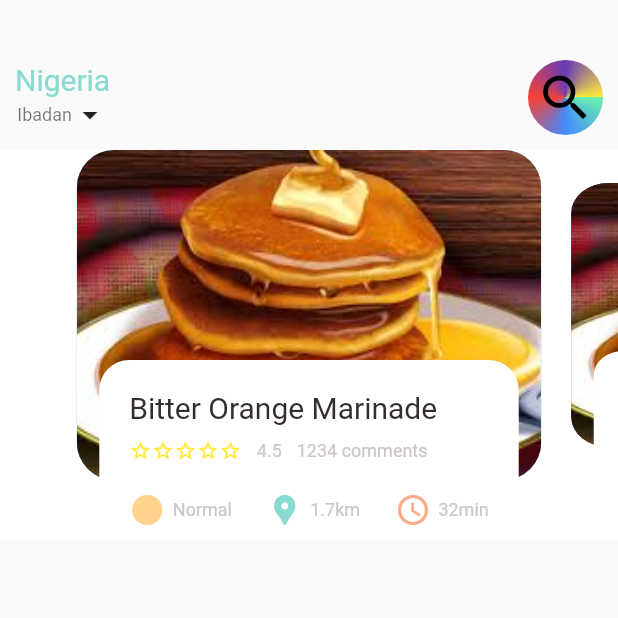
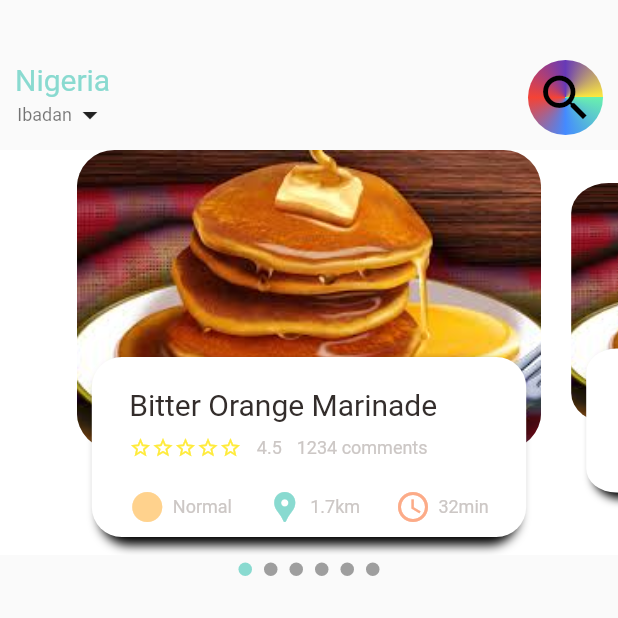
Before and after one commit to zulayqoh/Food-Delivery-App, a Flutter app: the screen it shows after launch, on a phone screen of 412 x 824 dp, the top half of it. Run offline on Flutter 3.47's test engine with Material 2 defaults, Android fonts, the phone set to English and light mode, and no system bars; drawn by our look-alikes of smooth_page_indicator.

Commit message:
Added box shadow and dot indicator

```diff
--- a/lib/home/food_page_body.dart
+++ b/lib/home/food_page_body.dart
@@ -3,6 +3,7 @@ import 'package:food_delivery/utils/colors.dart';
 import 'package:food_delivery/widgets/big_text.dart';
 import 'package:food_delivery/widgets/icon_text_widget.dart';
 import 'package:food_delivery/widgets/small_text.dart';
+import 'package:smooth_page_indicator/smooth_page_indicator.dart';
 
 class FoodPageBody extends StatefulWidget {
   const FoodPageBody({Key? key}) : super(key: key);
@@ -31,9 +32,11 @@ class _FoodPageBodyState extends State<FoodPageBody> {
 
   @override
   Widget build(BuildContext context) {
-    return Container(
+    return Column(
+      children: [
+        Container(
           color: Colors.white,
-      height: 260,
+          height: 270,
           child: PageView.builder(
               controller: pageController,
               itemBuilder: (context, index) {
@@ -41,6 +44,26 @@ class _FoodPageBodyState extends State<FoodPageBody> {
                   index,
                 );
               }),
+        ),
+        const SizedBox(height: 5),
+        SmoothPageIndicator(
+          controller: pageController,
+          // PageController
+          count: 6,
+          // forcing the indicator to use a specific direction
+          textDirection: TextDirection.ltr,
+          effect: const WormEffect(
+              dotHeight: 9,
+              dotWidth: 9,
+              type: WormType.thin,
+              activeDotColor: AppColor.mainColor,
+              // strokeWidth: 5,
+          ),
+          onDotClicked: (index) {
+           print(index);
+          },
+        ),
+      ],
     );
   }
 
@@ -72,11 +95,10 @@ class _FoodPageBodyState extends State<FoodPageBody> {
       child: Stack(
         children: [
           Container(
-            height: 220,
+            height: 200,
             margin: const EdgeInsets.symmetric(horizontal: 10),
             decoration: BoxDecoration(
                 borderRadius: BorderRadius.circular(25),
-                color: index.isEven ? AppColor.sampleColor : Colors.purple,
                 image: const DecorationImage(
                   fit: BoxFit.cover,
                   image: AssetImage('assets/images/food1.jpeg'),
@@ -87,11 +109,18 @@ class _FoodPageBodyState extends State<FoodPageBody> {
             child: Container(
               padding: const EdgeInsets.only(top: 20, left: 20, right: 20),
               height: 120,
-              margin: const EdgeInsets.only(left: 25, right: 25),
+              margin: const EdgeInsets.only(left: 25, right: 25, bottom: 12),
               decoration: BoxDecoration(
-                  borderRadius: BorderRadius.circular(20), color: Colors.white
-                  // color: index.isEven ? AppColor.sampleColor : Colors.purple,
-                  ),
+                  borderRadius: BorderRadius.circular(20),
+                  color: Colors.white,
+                  boxShadow: const [
+                    BoxShadow(
+                        offset: Offset(0, 5),
+                        blurRadius: 5,
+                        color: Colors.black),
+                    BoxShadow(offset: Offset(5, 0), color: Colors.white),
+                    BoxShadow(offset: Offset(-5, 0), color: Colors.white),
+                  ]),
               child: Column(
                 crossAxisAlignment: CrossAxisAlignment.start,
                 children: [
--- a/pubspec.yaml
+++ b/pubspec.yaml
@@ -34,6 +34,7 @@ dependencies:
   # The following adds the Cupertino Icons font to your application.
   # Use with the CupertinoIcons class for iOS style icons.
   cupertino_icons: ^1.0.2
+  smooth_page_indicator: ^1.0.0+2
 
 dev_dependencies:
   flutter_test:
```
Also changed, not shown: pubspec.lock. Lines whose indentation alone changed are shown as unchanged.
